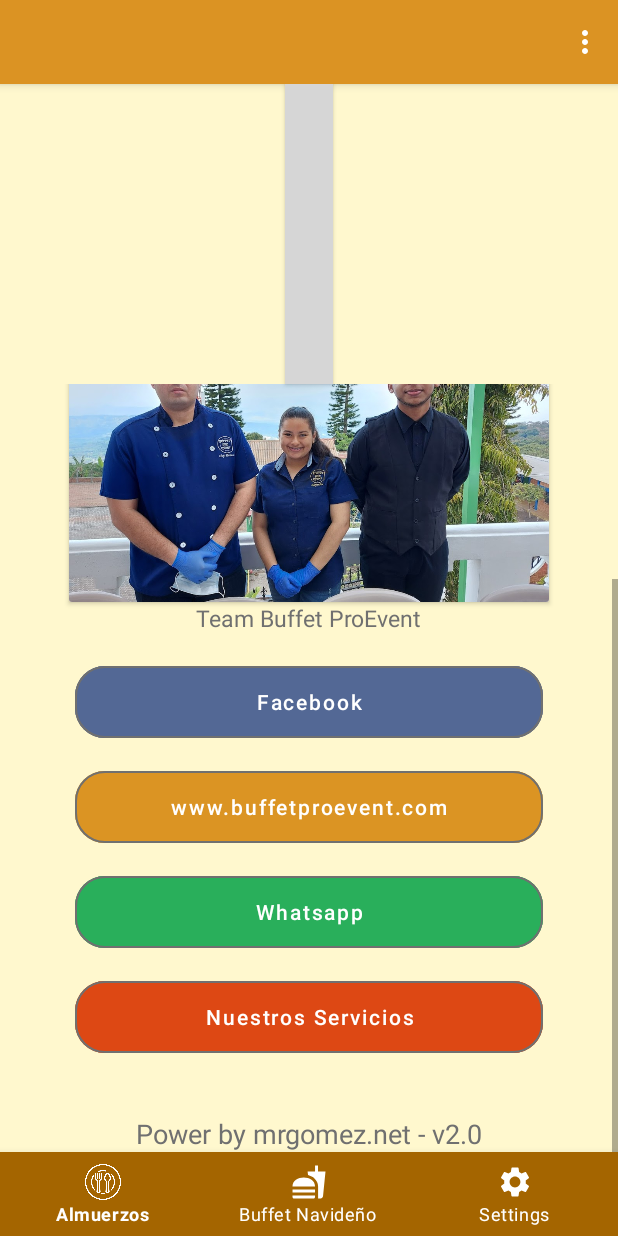
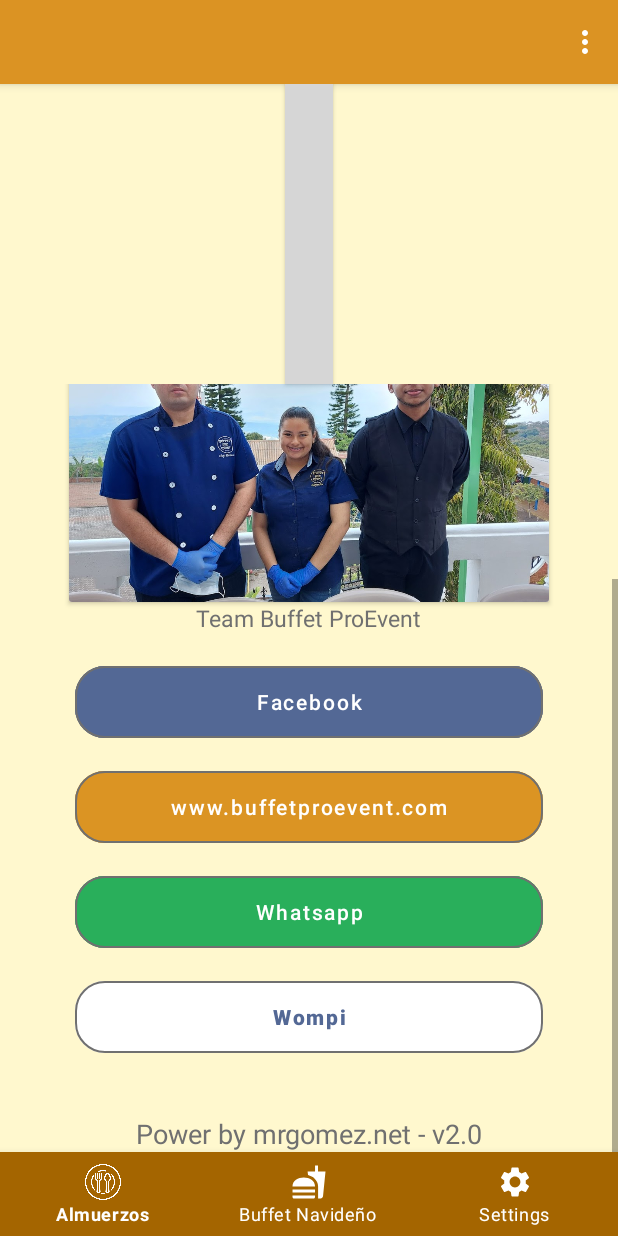
Before and after one commit to mrgomezsv/Buffet_Project, an Android app: the fragment SettingsFragment placed in its activity, scrolled down 168 dp, on a phone screen of 412 x 824 dp. Run offline under Robolectric (Android 15) with nearby library versions, the phone set to English and light mode, and no system bars; our stand-ins replace Firebase (no records; nobody signed in at launch, a user with empty details on screens opened directly); libraries missing offline, so code that uses them is left out: com.denzcoskun.imageslider, com.firebase.ui; plain views replace ImageSlider; 5 statements that could not run were skipped; grey boxes are pictures that could not be loaded.

Commit message:
add btn wompi

```diff
--- a/BuffetApp/app/src/main/java/com/buffetapp/pro/home/SettingsFragment.kt
+++ b/BuffetApp/app/src/main/java/com/buffetapp/pro/home/SettingsFragment.kt
@@ -59,6 +59,7 @@ class SettingsFragment : Fragment() {
         webFragment()
         whatsappFragment()
         btnServicesFragment()
+        btnPay()
         //callFragment()
     }
 
@@ -108,6 +109,14 @@ class SettingsFragment : Fragment() {
         }
     }
 
+    private fun btnPay(){
+        val btnWompi = view?.findViewById<Button>(R.id.btnWompi)
+        btnWompi?.setOnClickListener {
+            val intent = Intent(Intent.ACTION_VIEW, Uri.parse("https://lk.wompi.sv/RuPk"))
+            startActivity(intent)
+        }
+    }
+
     //Codigo para Boton de Llamadas
 
    /* private fun callFragment(){
--- a/BuffetApp/app/src/main/res/layout/fragment_settings.xml
+++ b/BuffetApp/app/src/main/res/layout/fragment_settings.xml
@@ -203,6 +203,25 @@
                 android:text="Nuestros Servicios"
                 android:textAllCaps="false"
                 android:textColor="#FFFFFF"
+                android:visibility="gone"
+                app:cornerRadius="20dp"
+                app:strokeColor="@color/gris"/>
+
+            <Button
+                android:id="@+id/btnWompi"
+                style="?attr/materialButtonOutlinedStyle"
+                android:layout_width="match_parent"
+                android:layout_height="60dp"
+                android:layout_below="@+id/btnUrl"
+                android:layout_marginLeft="50dp"
+                android:layout_marginTop="10dp"
+                android:layout_marginRight="50dp"
+                android:layout_weight="1"
+                android:backgroundTint="#FFFFFF"
+                android:text="Wompi"
+                android:textAllCaps="false"
+                android:textColor="#536895"
+                android:textStyle="bold"
                 app:cornerRadius="20dp"
                 app:strokeColor="@color/gris"/>
 
```
